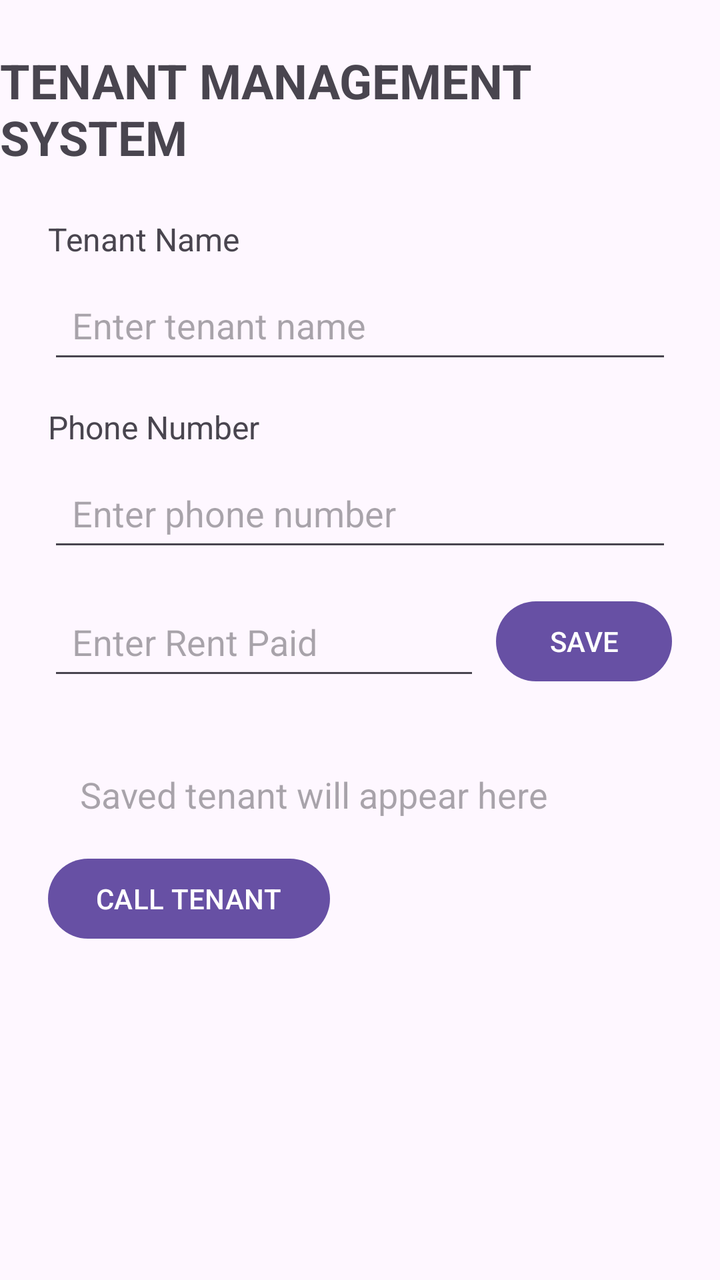
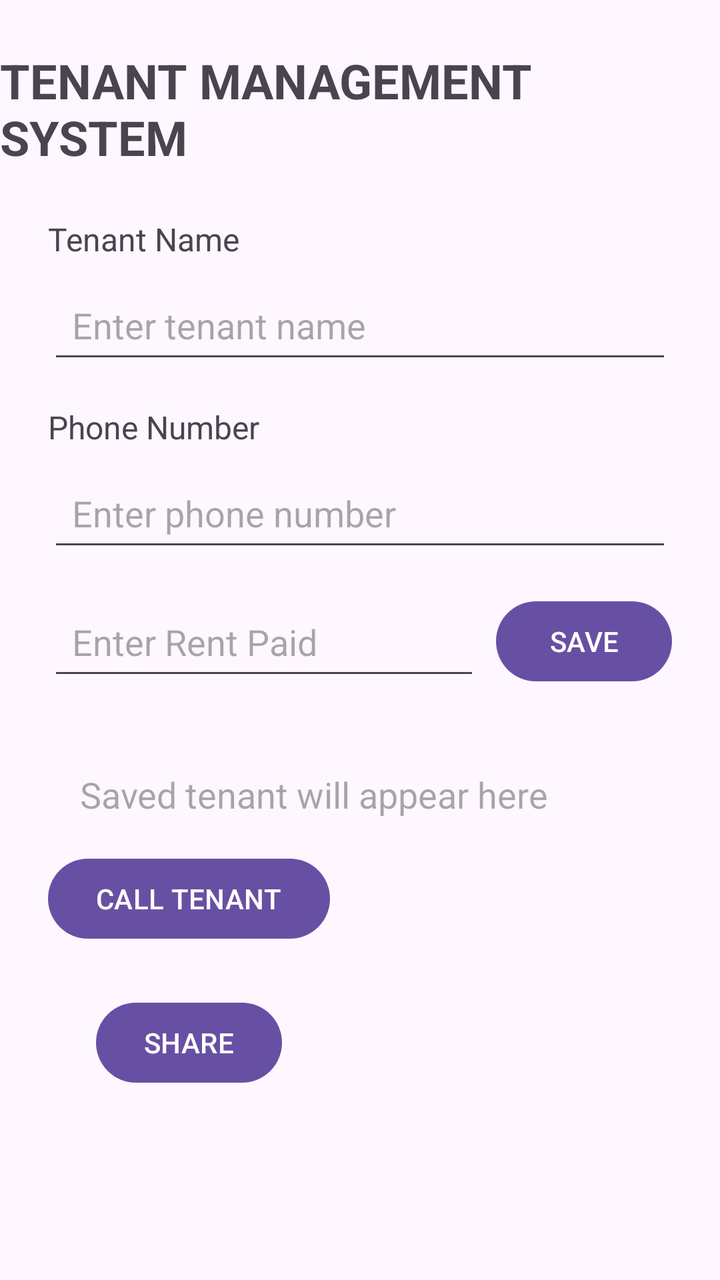

Compare the two renders of this Android layout. The source of the first and the diff that turns it into the second are given below.
<!-- AndroidManifest.xml: application theme Theme.TenantManagementSystem -->
<!-- res/layout/activity_main.xml -->
<?xml version="1.0" encoding="utf-8"?>
<layout xmlns:android="http://schemas.android.com/apk/res/android"
    xmlns:app="http://schemas.android.com/apk/res-auto">

    <data>
        <variable
            name="tenant"
            type="com.example.tenantmanagementsystem.Tenant" />
    </data>

    <androidx.constraintlayout.widget.ConstraintLayout
        android:layout_width="match_parent"
        android:layout_height="match_parent">


        <TextView
            android:id="@+id/titleTextView"
            android:layout_width="wrap_content"
            android:layout_height="wrap_content"
            android:text="TENANT MANAGEMENT SYSTEM"
            android:textSize="24sp"
            android:textStyle="bold"
            android:layout_marginTop="24dp"
            app:layout_constraintTop_toTopOf="parent"
            app:layout_constraintStart_toStartOf="parent"
            app:layout_constraintEnd_toEndOf="parent" />


        <TextView
            android:id="@+id/tenantNameLabel"
            android:layout_width="wrap_content"
            android:layout_height="wrap_content"
            android:text="Tenant Name"
            android:textSize="16sp"
            android:layout_marginTop="24dp"
            android:layout_marginStart="24dp"
            app:layout_constraintTop_toBottomOf="@id/titleTextView"
            app:layout_constraintStart_toStartOf="parent" />


        <EditText
            android:id="@+id/tenantNameEditText"
            android:layout_width="0dp"
            android:layout_height="wrap_content"
            android:hint="Enter tenant name"
            android:minHeight="48dp"
            android:padding="12dp"
            android:layout_marginTop="8dp"
            android:layout_marginStart="24dp"
            android:layout_marginEnd="24dp"
            app:layout_constraintTop_toBottomOf="@id/tenantNameLabel"
            app:layout_constraintStart_toStartOf="parent"
            app:layout_constraintEnd_toEndOf="parent" />


        <TextView
            android:id="@+id/phoneLabel"
            android:layout_width="wrap_content"
            android:layout_height="wrap_content"
            android:text="Phone Number"
            android:textSize="16sp"
            android:layout_marginTop="16dp"
            android:layout_marginStart="24dp"
            app:layout_constraintTop_toBottomOf="@id/tenantNameEditText"
            app:layout_constraintStart_toStartOf="parent" />


        <EditText
            android:id="@+id/phoneEditText"
            android:layout_width="0dp"
            android:layout_height="wrap_content"
            android:hint="Enter phone number"
            android:inputType="phone"
            android:minHeight="48dp"
            android:padding="12dp"
            android:layout_marginTop="8dp"
            android:layout_marginStart="24dp"
            android:layout_marginEnd="24dp"
            app:layout_constraintTop_toBottomOf="@id/phoneLabel"
            app:layout_constraintStart_toStartOf="parent"
            app:layout_constraintEnd_toEndOf="parent" />


        <EditText
            android:id="@+id/rentEditText"
            android:layout_width="0dp"
            android:layout_height="wrap_content"
            android:hint="Enter Rent Paid"
            android:inputType="numberDecimal"
            android:minHeight="48dp"
            android:padding="12dp"
            android:layout_marginStart="24dp"
            android:layout_marginTop="16dp"
            android:layout_marginEnd="8dp"
            app:layout_constraintTop_toBottomOf="@id/phoneEditText"
            app:layout_constraintStart_toStartOf="parent"
            app:layout_constraintEnd_toStartOf="@id/saveButton" />


        <Button
            android:id="@+id/saveButton"
            android:layout_width="wrap_content"
            android:layout_height="wrap_content"
            android:text="SAVE"
            android:layout_marginEnd="24dp"
            app:layout_constraintTop_toTopOf="@id/rentEditText"
            app:layout_constraintEnd_toEndOf="parent" />


        <TextView
            android:id="@+id/tenantResultTextView"
            android:layout_width="0dp"
            android:layout_height="wrap_content"
            android:text="@{tenant.summary()}"
            android:hint="Saved tenant will appear here"
            android:textSize="18sp"
            android:padding="16dp"
            android:layout_margin="24dp"
            app:layout_constraintTop_toBottomOf="@id/rentEditText"
            app:layout_constraintStart_toStartOf="parent"
            app:layout_constraintEnd_toEndOf="parent" />

        <TextView
            android:id="@+id/tenantNameDisplayTextView"
            android:layout_width="wrap_content"
            android:layout_height="wrap_content"
            android:text="@{tenant.name}"
            android:textSize="28sp"
            android:textStyle="bold"
            android:layout_marginTop="8dp"
            app:layout_constraintTop_toBottomOf="@id/tenantResultTextView"
            app:layout_constraintStart_toStartOf="parent"
            app:layout_constraintEnd_toEndOf="parent" />
        <Button
            android:id="@+id/callButton"
            android:layout_width="wrap_content"
            android:layout_height="wrap_content"
            android:text="CALL TENANT"
            android:layout_marginStart="24dp"
            app:layout_constraintTop_toBottomOf="@id/tenantResultTextView"
            app:layout_constraintStart_toStartOf="parent" />
    </androidx.constraintlayout.widget.ConstraintLayout>
</layout>
<!-- resources referenced by this layout -->
<resources>
  <style name="Theme.TenantManagementSystem" parent="Base.Theme.TenantManagementSystem" />
  <style name="Base.Theme.TenantManagementSystem" parent="Theme.Material3.DayNight.NoActionBar">
          
          
      </style>
</resources>

<!-- the commit's change to res/layout/activity_main.xml (unified diff, before → after) -->
@@ -125,9 +125,9 @@
             android:layout_width="wrap_content"
             android:layout_height="wrap_content"
             android:text="@{tenant.name}"
-            android:textSize="28sp"
+            android:textSize="24sp"
             android:textStyle="bold"
-            android:layout_marginTop="8dp"
+            android:layout_marginTop="24dp"
             app:layout_constraintTop_toBottomOf="@id/tenantResultTextView"
             app:layout_constraintStart_toStartOf="parent"
             app:layout_constraintEnd_toEndOf="parent" />
@@ -139,5 +139,15 @@
             android:layout_marginStart="24dp"
             app:layout_constraintTop_toBottomOf="@id/tenantResultTextView"
             app:layout_constraintStart_toStartOf="parent" />
+
+        <Button
+            android:id="@+id/shareButton"
+            android:layout_width="wrap_content"
+            android:layout_height="wrap_content"
+            android:text="SHARE"
+            android:layout_marginTop="24dp"
+            app:layout_constraintTop_toBottomOf="@id/callButton"
+            app:layout_constraintStart_toStartOf="@id/callButton"
+            app:layout_constraintEnd_toEndOf="@id/callButton" />
     </androidx.constraintlayout.widget.ConstraintLayout>
 </layout>
